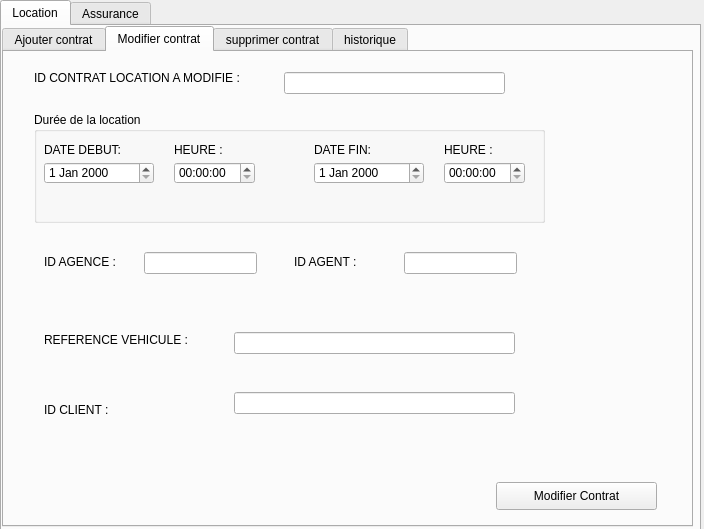
First picture: the form in interfacecontrat.ui, repository azzabihamza/Sixt_QT, before the edit.
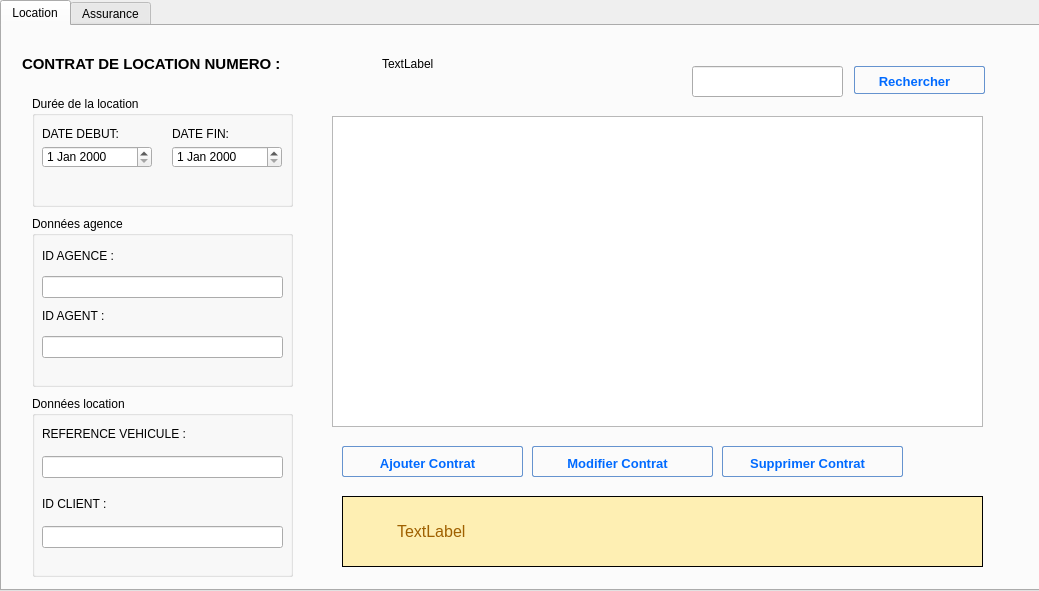
Second picture: the form after the edit.

What changed in the file:
```diff
--- a/interfacecontrat.ui
+++ b/interfacecontrat.ui
@@ -6,8 +6,8 @@
    <rect>
     <x>0</x>
     <y>0</y>
-    <width>704</width>
-    <height>529</height>
+    <width>1039</width>
+    <height>591</height>
    </rect>
   </property>
   <property name="windowTitle">
@@ -18,10 +18,53 @@
     <rect>
      <x>0</x>
      <y>0</y>
-     <width>701</width>
-     <height>531</height>
+     <width>1041</width>
+     <height>591</height>
     </rect>
    </property>
+   <property name="styleSheet">
+    <string notr="true">QPushButton:hover{
+        background: qlineargradient(x1 : 0, y1 : 0, x2 : 0, y2 :   1, stop :   0.0 #ffd9aa,
+                stop :   0.5 #ffbb6e, stop :   0.55 #feae42, stop :   1.0 #fedb74);
+}
+
+QPushButton {
+        border: 1px solid #6593cf;
+        border-radius: 2px;
+        padding: 5px 15px 2px 5px;
+        background: qlineargradient(x1 : 0, y1 : 0, x2 : 0, y2 :   1, stop :   0.0 #f5f9ff,
+                stop :   0.5 #c7dfff, stop :   0.55 #afd2ff, stop :   1.0 #c0dbff);
+        color: #006aff;
+        font: bold large &quot;Arial&quot;;
+        height: 30px;
+}
+
+
+
+
+QPushButton:pressed {
+        background: qlineargradient(x1 : 0, y1 : 0, x2 : 0, y2 :   1, stop :   0.0 #c0dbff,
+        stop :   0.5 #cfd26f, stop :   0.55 #c7df6f, stop :   1.0 #f5f9ff);
+        padding-top: 2px;
+        padding-left: 3px;
+
+}
+
+
+QPushButton:on {
+        background: qlineargradient(x1 : 0, y1 : 0, x2 : 0, y2 :   1, stop :   0.0 #5AA72D,
+        stop :   0.5 #B3E296, stop :   0.55 #B3E296, stop :   1.0 #f5f9ff);
+        padding-top: 2px;
+        padding-left: 3px;
+}
+
+QPushButton:disabled {
+        background: transparent #e5e9ee;
+        padding-top: 2px;        
+        padding-left: 3px;
+        color: black;
+}</string>
+   </property>
    <property name="currentIndex">
     <number>0</number>
    </property>
@@ -29,474 +72,613 @@
     <attribute name="title">
      <string>Location</string>
     </attribute>
-    <widget class="QTabWidget" name="tabWidget_2">
+    <widget class="QGroupBox" name="groupBox">
+     <property name="geometry">
+      <rect>
+       <x>30</x>
+       <y>70</y>
+       <width>261</width>
+       <height>111</height>
+      </rect>
+     </property>
+     <property name="title">
+      <string>Durée de la location </string>
+     </property>
+     <widget class="QDateEdit" name="dateEdit_debutLocation">
+      <property name="geometry">
+       <rect>
+        <x>10</x>
+        <y>50</y>
+        <width>110</width>
+        <height>22</height>
+       </rect>
+      </property>
+     </widget>
+     <widget class="QDateEdit" name="dateEdit_finLocation">
+      <property name="geometry">
+       <rect>
+        <x>140</x>
+        <y>50</y>
+        <width>110</width>
+        <height>22</height>
+       </rect>
+      </property>
+     </widget>
+     <widget class="QLabel" name="label">
+      <property name="geometry">
+       <rect>
+        <x>10</x>
+        <y>30</y>
+        <width>101</width>
+        <height>16</height>
+       </rect>
+      </property>
+      <property name="text">
+       <string>DATE DEBUT:</string>
+      </property>
+     </widget>
+     <widget class="QLabel" name="label_2">
+      <property name="geometry">
+       <rect>
+        <x>140</x>
+        <y>30</y>
+        <width>101</width>
+        <height>16</height>
+       </rect>
+      </property>
+      <property name="text">
+       <string>DATE FIN:</string>
+      </property>
+     </widget>
+    </widget>
+    <widget class="QPushButton" name="pushButton_AjouterContrat">
+     <property name="geometry">
+      <rect>
+       <x>340</x>
+       <y>420</y>
+       <width>181</width>
+       <height>31</height>
+      </rect>
+     </property>
+     <property name="font">
+      <font>
+       <family>Arial</family>
+       <pointsize>10</pointsize>
+       <weight>75</weight>
+       <italic>false</italic>
+       <bold>true</bold>
+      </font>
+     </property>
+     <property name="styleSheet">
+      <string notr="true">QPushButton:hover{
+        background: qlineargradient(x1 : 0, y1 : 0, x2 : 0, y2 :   1, stop :   0.0 #ffd9aa,
+                stop :   0.5 #ffbb6e, stop :   0.55 #feae42, stop :   1.0 #fedb74);
+}
+
+QPushButton {
+        border: 1px solid #6593cf;
+        border-radius: 2px;
+        padding: 5px 15px 2px 5px;
+        background: qlineargradient(x1 : 0, y1 : 0, x2 : 0, y2 :   1, stop :   0.0 #f5f9ff,
+                stop :   0.5 #c7dfff, stop :   0.55 #afd2ff, stop :   1.0 #c0dbff);
+        color: #006aff;
+        font: bold large &quot;Arial&quot;;
+        height: 30px;
+}
+
+
+
+
+QPushButton:pressed {
+        background: qlineargradient(x1 : 0, y1 : 0, x2 : 0, y2 :   1, stop :   0.0 #c0dbff,
+        stop :   0.5 #cfd26f, stop :   0.55 #c7df6f, stop :   1.0 #f5f9ff);
+        padding-top: 2px;
+        padding-left: 3px;
+
+}
+
+
+QPushButton:on {
+        background: qlineargradient(x1 : 0, y1 : 0, x2 : 0, y2 :   1, stop :   0.0 #5AA72D,
+        stop :   0.5 #B3E296, stop :   0.55 #B3E296, stop :   1.0 #f5f9ff);
+        padding-top: 2px;
+        padding-left: 3px;
+}
+
+QPushButton:disabled {
+        background: transparent #e5e9ee;
+        padding-top: 2px;        
+        padding-left: 3px;
+        color: black;
+}</string>
+     </property>
+     <property name="text">
+      <string>Ajouter Contrat</string>
+     </property>
+    </widget>
+    <widget class="QGroupBox" name="groupBox_3">
+     <property name="geometry">
+      <rect>
+       <x>30</x>
+       <y>190</y>
+       <width>261</width>
+       <height>171</height>
+      </rect>
+     </property>
+     <property name="title">
+      <string>Données agence</string>
+     </property>
+     <widget class="QLabel" name="label_4">
+      <property name="geometry">
+       <rect>
+        <x>10</x>
+        <y>30</y>
+        <width>81</width>
+        <height>20</height>
+       </rect>
+      </property>
+      <property name="text">
+       <string>ID AGENCE :</string>
+      </property>
+     </widget>
+     <widget class="QLineEdit" name="lineEdit_Idagence">
+      <property name="geometry">
+       <rect>
+        <x>10</x>
+        <y>60</y>
+        <width>241</width>
+        <height>22</height>
+       </rect>
+      </property>
+     </widget>
+     <widget class="QLabel" name="label_3">
+      <property name="geometry">
+       <rect>
+        <x>10</x>
+        <y>90</y>
+        <width>91</width>
+        <height>20</height>
+       </rect>
+      </property>
+      <property name="text">
+       <string>ID AGENT :</string>
+      </property>
+     </widget>
+     <widget class="QLineEdit" name="lineEdit_Idagent">
+      <property name="geometry">
+       <rect>
+        <x>10</x>
+        <y>120</y>
+        <width>241</width>
+        <height>22</height>
+       </rect>
+      </property>
+     </widget>
+    </widget>
+    <widget class="QGroupBox" name="groupBox_4">
+     <property name="geometry">
+      <rect>
+       <x>30</x>
+       <y>370</y>
+       <width>261</width>
+       <height>181</height>
+      </rect>
+     </property>
+     <property name="title">
+      <string>Données location</string>
+     </property>
+     <widget class="QLineEdit" name="lineEdit_Reference">
+      <property name="geometry">
+       <rect>
+        <x>10</x>
+        <y>60</y>
+        <width>241</width>
+        <height>22</height>
+       </rect>
+      </property>
+     </widget>
+     <widget class="QLabel" name="label_5">
+      <property name="geometry">
+       <rect>
+        <x>10</x>
+        <y>30</y>
+        <width>151</width>
+        <height>16</height>
+       </rect>
+      </property>
+      <property name="text">
+       <string>REFERENCE VEHICULE :</string>
+      </property>
+     </widget>
+     <widget class="QLabel" name="label_6">
+      <property name="geometry">
+       <rect>
+        <x>10</x>
+        <y>100</y>
+        <width>101</width>
+        <height>16</height>
+       </rect>
+      </property>
+      <property name="text">
+       <string>ID CLIENT :</string>
+      </property>
+     </widget>
+     <widget class="QLineEdit" name="lineEdit_Idclient">
+      <property name="geometry">
+       <rect>
+        <x>10</x>
+        <y>130</y>
+        <width>241</width>
+        <height>22</height>
+       </rect>
+      </property>
+     </widget>
+    </widget>
+    <widget class="QTableView" name="tableContratLocation">
+     <property name="geometry">
+      <rect>
+       <x>330</x>
+       <y>90</y>
+       <width>651</width>
+       <height>311</height>
+      </rect>
+     </property>
+    </widget>
+    <widget class="QPushButton" name="pushButton">
+     <property name="geometry">
+      <rect>
+       <x>852</x>
+       <y>40</y>
+       <width>131</width>
+       <height>28</height>
+      </rect>
+     </property>
+     <property name="font">
+      <font>
+       <family>Arial</family>
+       <pointsize>10</pointsize>
+       <weight>75</weight>
+       <italic>false</italic>
+       <bold>true</bold>
+      </font>
+     </property>
+     <property name="text">
+      <string>Rechercher</string>
+     </property>
+    </widget>
+    <widget class="QLineEdit" name="lineEdit_rechercherContrat">
+     <property name="geometry">
+      <rect>
+       <x>690</x>
+       <y>40</y>
+       <width>151</width>
+       <height>31</height>
+      </rect>
+     </property>
+    </widget>
+    <widget class="QPushButton" name="pushButton_ModifieContrat">
+     <property name="geometry">
+      <rect>
+       <x>530</x>
+       <y>420</y>
+       <width>181</width>
+       <height>31</height>
+      </rect>
+     </property>
+     <property name="font">
+      <font>
+       <family>Arial</family>
+       <pointsize>10</pointsize>
+       <weight>75</weight>
+       <italic>false</italic>
+       <bold>true</bold>
+      </font>
+     </property>
+     <property name="text">
+      <string>Modifier Contrat</string>
+     </property>
+    </widget>
+    <widget class="QPushButton" name="pushButton_supprimerContrat">
+     <property name="geometry">
+      <rect>
+       <x>720</x>
+       <y>420</y>
+       <width>181</width>
+       <height>31</height>
+      </rect>
+     </property>
+     <property name="font">
+      <font>
+       <family>Arial</family>
+       <pointsize>10</pointsize>
+       <weight>75</weight>
+       <italic>false</italic>
+       <bold>true</bold>
+      </font>
+     </property>
+     <property name="text">
+      <string>Supprimer Contrat</string>
+     </property>
+    </widget>
+    <widget class="QLabel" name="label_7">
+     <property name="geometry">
+      <rect>
+       <x>20</x>
+       <y>30</y>
+       <width>341</width>
+       <height>16</height>
+      </rect>
+     </property>
+     <property name="font">
+      <font>
+       <pointsize>11</pointsize>
+       <weight>75</weight>
+       <bold>true</bold>
+      </font>
+     </property>
+     <property name="text">
+      <string>CONTRAT DE LOCATION NUMERO :</string>
+     </property>
+    </widget>
+    <widget class="QLabel" name="label_8">
+     <property name="geometry">
+      <rect>
+       <x>380</x>
+       <y>30</y>
+       <width>56</width>
+       <height>16</height>
+      </rect>
+     </property>
+     <property name="text">
+      <string>TextLabel</string>
+     </property>
+    </widget>
+    <widget class="QLabel" name="message">
+     <property name="geometry">
+      <rect>
+       <x>340</x>
+       <y>460</y>
+       <width>641</width>
+       <height>91</height>
+      </rect>
+     </property>
+     <property name="font">
+      <font>
+       <pointsize>12</pointsize>
+      </font>
+     </property>
+     <property name="styleSheet">
+      <string notr="true">QLabel 
+{
+			border: 1px solid;
+			margin: 10px 0px;
+			padding: 15px 10px 15px 50px;
+			background-repeat: no-repeat;
+			background-position: 10px center;
+			color: #9F6000;
+			background-color: #FEEFB3;
+			
+}</string>
+     </property>
+     <property name="text">
+      <string>TextLabel</string>
+     </property>
+    </widget>
+   </widget>
+   <widget class="QWidget" name="Assurence">
+    <attribute name="title">
+     <string>Assurance</string>
+    </attribute>
+    <widget class="QTabWidget" name="tabWidget_3">
      <property name="geometry">
       <rect>
        <x>0</x>
        <y>0</y>
-       <width>691</width>
-       <height>501</height>
+       <width>1031</width>
+       <height>561</height>
       </rect>
      </property>
      <property name="currentIndex">
       <number>1</number>
      </property>
-     <widget class="QWidget" name="tab">
+     <widget class="QWidget" name="tab_5">
       <attribute name="title">
-       <string>Ajouter contrat</string>
+       <string>Ajouter</string>
       </attribute>
-      <widget class="QGroupBox" name="groupBox">
+      <widget class="QLineEdit" name="lineEdit_TypeAssurance">
+       <property name="geometry">
+        <rect>
+         <x>260</x>
+         <y>90</y>
+         <width>171</width>
+         <height>22</height>
+        </rect>
+       </property>
+      </widget>
+      <widget class="QLineEdit" name="lineEdit_Assureur">
+       <property name="geometry">
+        <rect>
+         <x>260</x>
+         <y>160</y>
+         <width>171</width>
+         <height>22</height>
+        </rect>
+       </property>
+      </widget>
+      <widget class="QLineEdit" name="lineEdit_Tarif">
+       <property name="geometry">
+        <rect>
+         <x>260</x>
+         <y>240</y>
+         <width>171</width>
+         <height>22</height>
+        </rect>
+       </property>
+      </widget>
+      <widget class="QLabel" name="label_19">
+       <property name="geometry">
+        <rect>
+         <x>40</x>
+         <y>90</y>
+         <width>191</width>
+         <height>16</height>
+        </rect>
+       </property>
+       <property name="font">
+        <font>
+         <pointsize>10</pointsize>
+         <weight>75</weight>
+         <bold>true</bold>
+        </font>
+       </property>
+       <property name="text">
+        <string>Type de l'assurance :</string>
+       </property>
+      </widget>
+      <widget class="QLabel" name="label_20">
+       <property name="geometry">
+        <rect>
+         <x>40</x>
+         <y>160</y>
+         <width>191</width>
+         <height>16</height>
+        </rect>
+       </property>
+       <property name="font">
+        <font>
+         <pointsize>10</pointsize>
+         <weight>75</weight>
+         <bold>true</bold>
+        </font>
+       </property>
+       <property name="text">
+        <string>Assureur :</string>
+       </property>
+      </widget>
+      <widget class="QLabel" name="label_21">
        <property name="geometry">
         <rect>
          <x>30</x>
-         <y>40</y>
-         <width>511</width>
-         <height>111</height>
-        </rect>
-       </property>
-       <property name="title">
-        <string>Durée de la location </string>
-       </property>
-       <widget class="QDateEdit" name="dateEdit_debutLocation">
-        <property name="geometry">
-         <rect>
-          <x>10</x>
-          <y>50</y>
-          <width>110</width>
-          <height>22</height>
-         </rect>
-        </property>
-       </widget>
-       <widget class="QDateEdit" name="dateEdit_finLocation">
-        <property name="geometry">
-         <rect>
-          <x>280</x>
-          <y>50</y>
-          <width>110</width>
-          <height>22</height>
-         </rect>
-        </property>
-       </widget>
-       <widget class="QLabel" name="label">
-        <property name="geometry">
-         <rect>
-          <x>10</x>
-          <y>30</y>
-          <width>101</width>
-          <height>16</height>
-         </rect>
-        </property>
-        <property name="text">
-         <string>DATE DEBUT:</string>
-        </property>
-       </widget>
-       <widget class="QLabel" name="label_2">
-        <property name="geometry">
-         <rect>
-          <x>280</x>
-          <y>30</y>
-          <width>101</width>
-          <height>16</height>
-         </rect>
-        </property>
-        <property name="text">
-         <string>DATE FIN:</string>
-        </property>
-       </widget>
-       <widget class="QLabel" name="label_11">
-        <property name="geometry">
-         <rect>
-          <x>140</x>
-          <y>30</y>
-          <width>56</width>
-          <height>16</height>
-         </rect>
-        </property>
-        <property name="text">
-         <string>HEURE :</string>
-        </property>
-       </widget>
-       <widget class="QLabel" name="label_12">
-        <property name="geometry">
-         <rect>
-          <x>410</x>
-          <y>30</y>
-          <width>56</width>
-          <height>16</height>
-         </rect>
-        </property>
-        <property name="text">
-         <string>HEURE :</string>
-        </property>
-       </widget>
-       <widget class="QTimeEdit" name="timeEdit_heureDebut">
-        <property name="geometry">
-         <rect>
-          <x>140</x>
-          <y>50</y>
-          <width>81</width>
-          <height>22</height>
-         </rect>
-        </property>
-       </widget>
-       <widget class="QTimeEdit" name="timeEdit_heureFin">
-        <property name="geometry">
-         <rect>
-          <x>410</x>
-          <y>50</y>
-          <width>81</width>
-          <height>22</height>
-         </rect>
-        </property>
-       </widget>
-      </widget>
-      <widget class="QLineEdit" name="lineEdit_Idagence">
-       <property name="geometry">
-        <rect>
-         <x>140</x>
-         <y>180</y>
-         <width>113</width>
-         <height>22</height>
-        </rect>
-       </property>
-      </widget>
-      <widget class="QLineEdit" name="lineEdit_Idagent">
-       <property name="geometry">
-        <rect>
-         <x>400</x>
-         <y>180</y>
-         <width>113</width>
-         <height>22</height>
-        </rect>
-       </property>
-      </widget>
-      <widget class="QLabel" name="label_3">
-       <property name="geometry">
-        <rect>
-         <x>290</x>
-         <y>180</y>
-         <width>91</width>
-         <height>20</height>
-        </rect>
-       </property>
-       <property name="text">
-        <string>ID AGENT :</string>
-       </property>
-      </widget>
-      <widget class="QLabel" name="label_4">
-       <property name="geometry">
-        <rect>
-         <x>40</x>
-         <y>180</y>
-         <width>81</width>
-         <height>20</height>
-        </rect>
-       </property>
-       <property name="text">
-        <string>ID AGENCE :</string>
-       </property>
-      </widget>
-      <widget class="QLabel" name="label_5">
-       <property name="geometry">
-        <rect>
-         <x>40</x>
-         <y>260</y>
-         <width>151</width>
+         <y>240</y>
+         <width>191</width>
          <height>16</height>
         </rect>
        </property>
        <property name="text">
         <string>REFERENCE VEHICULE :</string>
        </property>
-      </widget>
-      <widget class="QLineEdit" name="lineEdit_Reference">
-       <property name="geometry">
-        <rect>
-         <x>230</x>
-         <y>260</y>
-         <width>281</width>
-         <height>22</height>
-        </rect>
-       </property>
-      </widget>
-      <widget class="QLabel" name="label_6">
-       <property name="geometry">
-        <rect>
-         <x>40</x>
-         <y>330</y>
-         <width>101</width>
-         <height>16</height>
-        </rect>
-       </property>
        <property name="text">
         <string>ID CLIENT :</string>
        </property>
       </widget>
-      <widget class="QLineEdit" name="lineEdit_Idclient">
+      <widget class="QPushButton" name="pushButton_AjouterAssurance">
        <property name="geometry">
         <rect>
-         <x>230</x>
-         <y>320</y>
-         <width>281</width>
-         <height>22</height>
-        </rect>
-       </property>
-      </widget>
-      <widget class="QPushButton" name="pushButton_AjouterContrat">
-       <property name="geometry">
-        <rect>
-         <x>492</x>
-         <y>410</y>
-         <width>161</width>
-         <height>28</height>
-        </rect>
-       </property>
-       <property name="text">
-        <string>Ajouter Contrat</string>
-       </property>
-      </widget>
-     </widget>
-     <widget class="QWidget" name="tab_2">
-      <attribute name="title">
-       <string>Modifier contrat</string>
-      </attribute>
-      <widget class="QLineEdit" name="lineEdit_Idagent_2">
-       <property name="geometry">
-        <rect>
-         <x>400</x>
-         <y>200</y>
-         <width>113</width>
-         <height>22</height>
-        </rect>
-       </property>
-      </widget>
-      <widget class="QLabel" name="label_7">
-       <property name="geometry">
-        <rect>
-         <x>40</x>
+         <x>350</x>
          <y>350</y>
-         <width>101</width>
-         <height>16</height>
-        </rect>
-       </property>
-       <property name="text">
-        <string>ID CLIENT :</string>
-       </property>
-      </widget>
-      <widget class="QPushButton" name="pushButton_ModifieContrat">
-       <property name="geometry">
-        <rect>
-         <x>492</x>
-         <y>430</y>
-         <width>161</width>
+         <width>93</width>
          <height>28</height>
         </rect>
        </property>
        <property name="text">
-        <string>Modifier Contrat</string>
+        <string>Ajouter</string>
        </property>
       </widget>
-      <widget class="QGroupBox" name="groupBox_2">
+     </widget>
+     <widget class="QWidget" name="tab_6">
+      <attribute name="title">
+       <string>Modifier</string>
+      </attribute>
+      <widget class="QLabel" name="label_25">
        <property name="geometry">
         <rect>
-         <x>30</x>
-         <y>60</y>
-         <width>511</width>
-         <height>111</height>
-        </rect>
-       </property>
-       <property name="title">
-        <string>Durée de la location </string>
-       </property>
-       <widget class="QDateEdit" name="dateEdit_debutLocation_2">
-        <property name="geometry">
-         <rect>
-          <x>10</x>
-          <y>50</y>
-          <width>110</width>
-          <height>22</height>
-         </rect>
-        </property>
-       </widget>
-       <widget class="QDateEdit" name="dateEdit_finLocation_2">
-        <property name="geometry">
-         <rect>
-          <x>280</x>
-          <y>50</y>
-          <width>110</width>
-          <height>22</height>
-         </rect>
-        </property>
-       </widget>
-       <widget class="QLabel" name="label_8">
-        <property name="geometry">
-         <rect>
-          <x>10</x>
-          <y>30</y>
-          <width>101</width>
-          <height>16</height>
-         </rect>
-        </property>
-        <property name="text">
-         <string>DATE DEBUT:</string>
-        </property>
-       </widget>
-       <widget class="QLabel" name="label_9">
-        <property name="geometry">
-         <rect>
-          <x>280</x>
-          <y>30</y>
-          <width>101</width>
-          <height>16</height>
-         </rect>
-        </property>
-        <property name="text">
-         <string>DATE FIN:</string>
-        </property>
-       </widget>
-       <widget class="QLabel" name="label_13">
-        <property name="geometry">
-         <rect>
-          <x>140</x>
-          <y>30</y>
-          <width>56</width>
-          <height>16</height>
-         </rect>
-        </property>
-        <property name="text">
-         <string>HEURE :</string>
-        </property>
-       </widget>
-       <widget class="QLabel" name="label_14">
-        <property name="geometry">
-         <rect>
-          <x>410</x>
-          <y>30</y>
-          <width>56</width>
-          <height>16</height>
-         </rect>
-        </property>
-        <property name="text">
-         <string>HEURE :</string>
-        </property>
-       </widget>
-       <widget class="QTimeEdit" name="timeEdit_heureDebut_2">
-        <property name="geometry">
-         <rect>
-          <x>140</x>
-          <y>50</y>
-          <width>81</width>
-          <height>22</height>
-         </rect>
-        </property>
-       </widget>
-       <widget class="QTimeEdit" name="timeEdit_heureFin_2">
-        <property name="geometry">
-         <rect>
-          <x>410</x>
-          <y>50</y>
-          <width>81</width>
-          <height>22</height>
-         </rect>
-        </property>
-       </widget>
-      </widget>
-      <widget class="QLabel" name="label_10">
-       <property name="geometry">
-        <rect>
          <x>40</x>
-         <y>280</y>
-         <width>151</width>
+         <y>90</y>
+         <width>191</width>
          <height>16</height>
         </rect>
        </property>
        <property name="text">
-        <string>REFERENCE VEHICULE :</string>
+        <string>Type de l'assurance :</string>
        </property>
       </widget>
-      <widget class="QLineEdit" name="lineEdit_Reference_2">
+      <widget class="QLabel" name="label_26">
        <property name="geometry">
         <rect>
-         <x>230</x>
-         <y>280</y>
-         <width>281</width>
-         <height>22</height>
-        </rect>
-       </property>
-      </widget>
-      <widget class="QLabel" name="label_15">
-       <property name="geometry">
-        <rect>
          <x>40</x>
-         <y>200</y>
-         <width>81</width>
-         <height>20</height>
+         <y>160</y>
+         <width>191</width>
+         <height>16</height>
         </rect>
        </property>
        <property name="text">
-        <string>ID AGENCE :</string>
+        <string>Assureur :</string>
        </property>
       </widget>
-      <widget class="QLineEdit" name="lineEdit_Idagence_2">
+      <widget class="QLineEdit" name="lineEdit_Assureur_3">
        <property name="geometry">
         <rect>
-         <x>140</x>
-         <y>200</y>
-         <width>113</width>
+         <x>260</x>
+         <y>160</y>
+         <width>171</width>
          <height>22</height>
         </rect>
        </property>
       </widget>
-      <widget class="QLineEdit" name="lineEdit_Idclient_2">
+      <widget class="QLineEdit" name="lineEdit_TypeAssurance_3">
        <property name="geometry">
         <rect>
-         <x>230</x>
-         <y>340</y>
-         <width>281</width>
+         <x>260</x>
+         <y>90</y>
+         <width>171</width>
          <height>22</height>
         </rect>
        </property>
       </widget>
-      <widget class="QLabel" name="label_16">
+      <widget class="QLabel" name="label_27">
        <property name="geometry">
         <rect>
-         <x>290</x>
-         <y>200</y>
-         <width>91</width>
-         <height>20</height>
+         <x>30</x>
+         <y>240</y>
+         <width>191</width>
+         <height>16</height>
         </rect>
        </property>
+       <property name="font">
+        <font>
+         <pointsize>10</pointsize>
+         <weight>75</weight>
+         <bold>true</bold>
+        </font>
+       </property>
        <property name="text">
-        <string>ID AGENT :</string>
+        <string>Tarif de l'assurance :</string>
        </property>
       </widget>
-      <widget class="QLabel" name="label_17">
+      <widget class="QLineEdit" name="lineEdit_Tarif_3">
        <property name="geometry">
         <rect>
-         <x>30</x>
-         <y>10</y>
-         <width>221</width>
-         <height>31</height>
+         <x>260</x>
+         <y>240</y>
+         <width>171</width>
+         <height>22</height>
         </rect>
        </property>
-       <property name="text">
-        <string>ID CONTRAT LOCATION A MODIFIE :</string>
-       </property>
       </widget>
-      <widget class="QLineEdit" name="lineEdit_IdcontratM">
+      <widget class="QPushButton" name="pushButton_ModifierAssurance">
        <property name="geometry">
         <rect>
-         <x>280</x>
-         <y>20</y>
-         <width>221</width>
-         <height>22</height>
+         <x>340</x>
+         <y>360</y>
+         <width>93</width>
+         <height>28</height>
         </rect>
        </property>
       </widget>
      </widget>
-     <widget class="QWidget" name="tab_3">
+     <widget class="QWidget" name="tab_7">
       <attribute name="title">
-       <string>supprimer contrat</string>
+       <string>Supprimer</string>
       </attribute>
       <widget class="QLabel" name="label_18">
        <property name="geometry">
@@ -521,42 +703,14 @@
         </rect>
        </property>
       </widget>
-      <widget class="QPushButton" name="pushButton_supprimerContrat">
-       <property name="geometry">
-        <rect>
-         <x>480</x>
-         <y>380</y>
-         <width>171</width>
-         <height>51</height>
-        </rect>
-       </property>
-       <property name="text">
-        <string>Supprimer Contrat</string>
-       </property>
-      </widget>
      </widget>
-     <widget class="QWidget" name="tab_4">
+     <widget class="QWidget" name="tab_8">
       <attribute name="title">
-       <string>historique</string>
+       <string>Historique</string>
       </attribute>
-      <widget class="QTableView" name="tableContratLocation">
-       <property name="geometry">
-        <rect>
-         <x>50</x>
-         <y>50</y>
-         <width>591</width>
-         <height>391</height>
-        </rect>
-       </property>
-      </widget>
      </widget>
     </widget>
    </widget>
-   <widget class="QWidget" name="Assurence">
-    <attribute name="title">
-     <string>Assurance</string>
-    </attribute>
-   </widget>
   </widget>
  </widget>
  <resources/>
```
Left out of the diff: 47 changed lines with no effect on the pictures.
